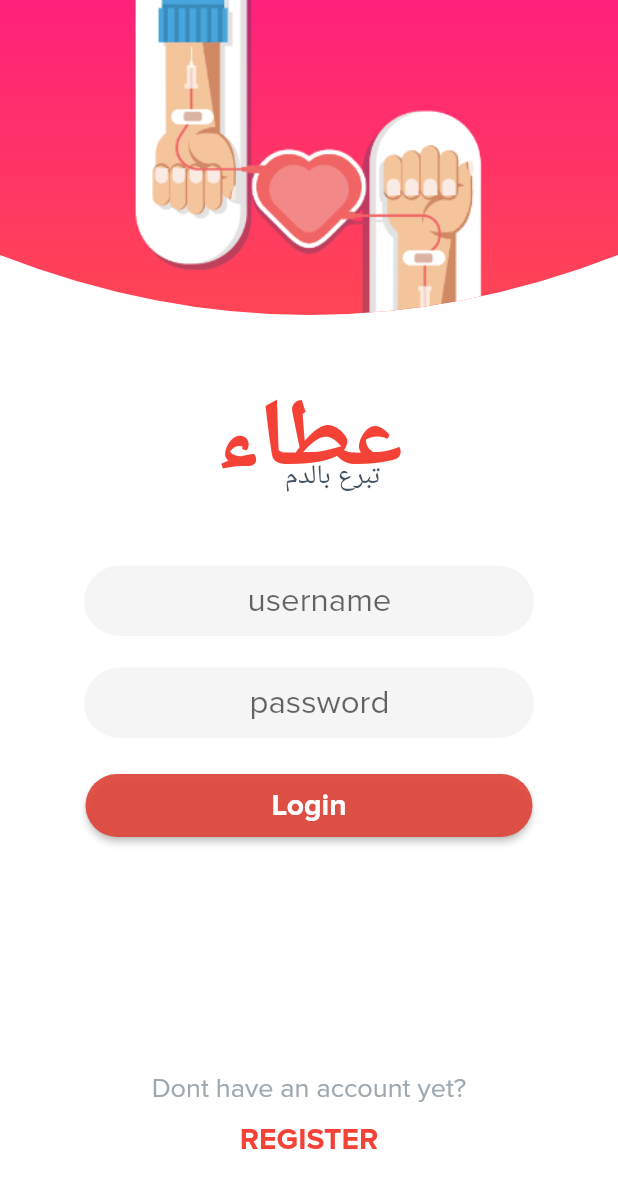
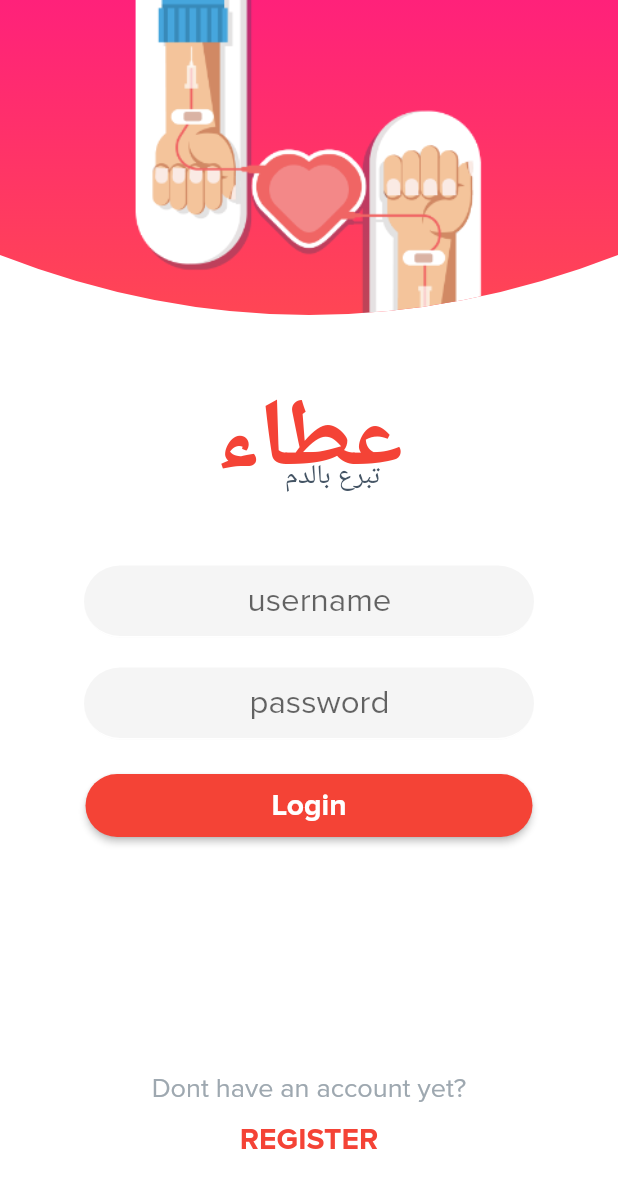
Before and after one commit to Abdulrahman7ossam/Blood-Donation, a Flutter app: the screen it shows after launch, on a phone screen of 412 x 824 dp. Shown: the top 1188 px of the screen. Run offline on Flutter 3.47's test engine with Material 2 defaults, Android fonts, the phone set to English and light mode, and no system bars.

Commit message:
Changed color of login button.

```diff
--- a/lib/pages/login/components/loginButton.dart
+++ b/lib/pages/login/components/loginButton.dart
@@ -12,7 +12,7 @@ class _LoginButtonState extends State<LoginButton> {
   @override
   Widget build(BuildContext context) {
     return RaisedButton(
-      color: Color(0xEEDF473C),
+      color: Colors.red,
       shape: RoundedRectangleBorder(
         borderRadius: BorderRadius.circular(25.7),
       ),
```
Also changed, not shown: 1 other file.
